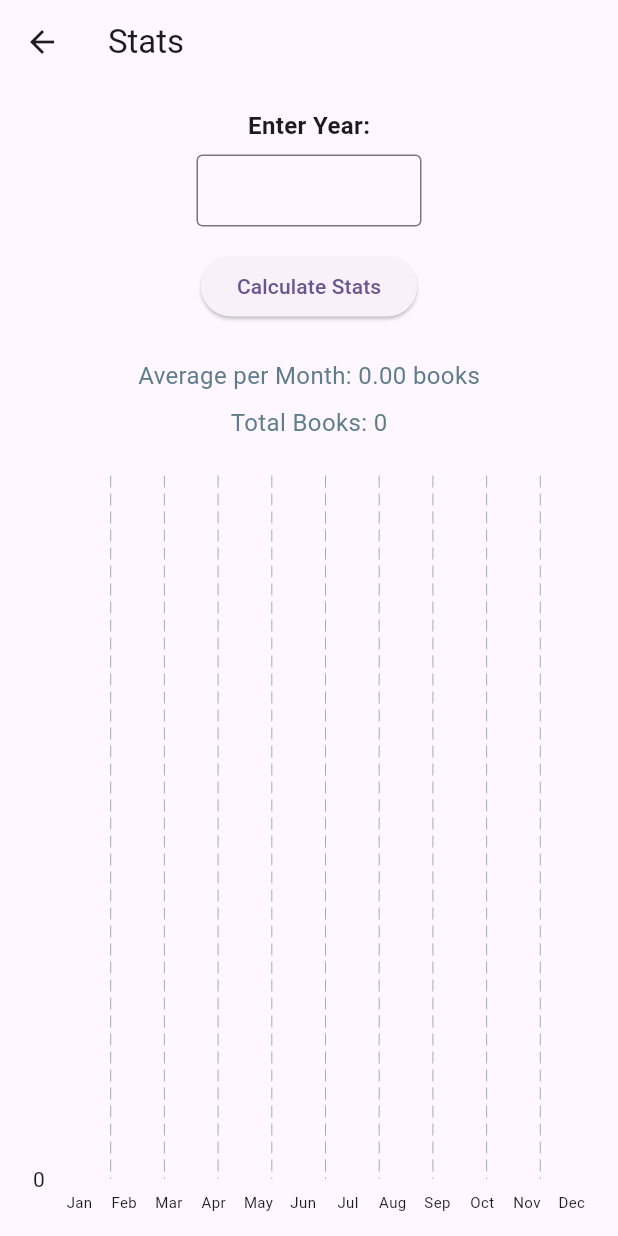
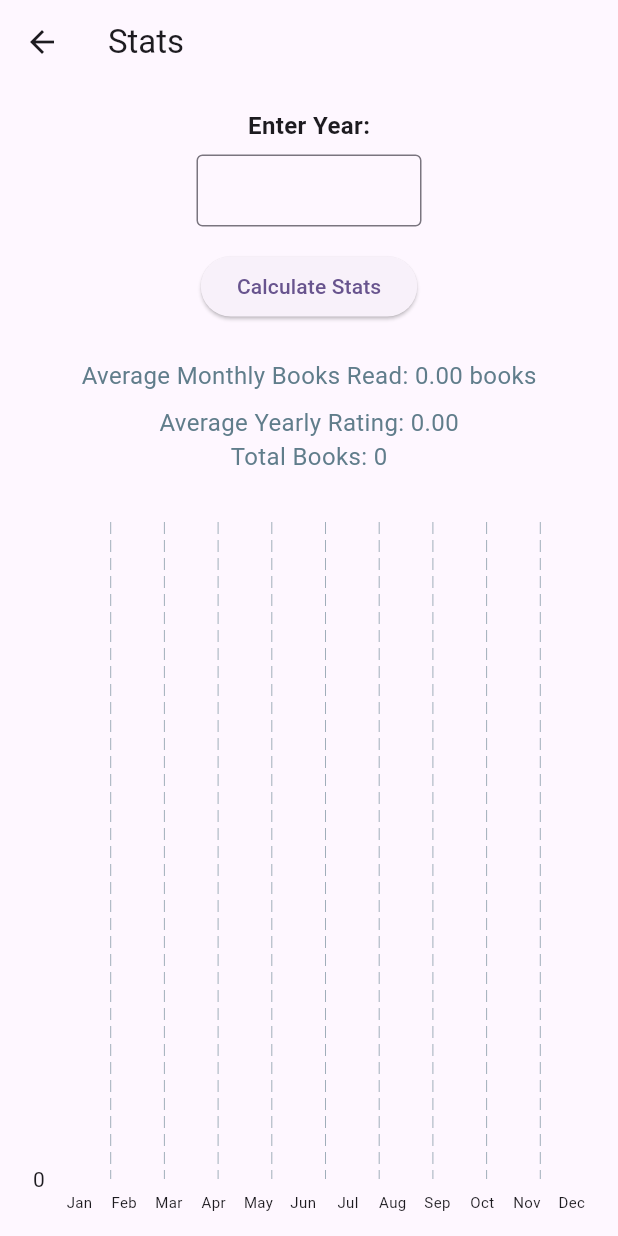
Before and after one commit to Bidouda/projeto, a Flutter app: the StatsPage screen opened directly, after a tap on "Calculate Stats", on a phone screen of 412 x 824 dp. Run offline on Flutter 3.47's test engine with Material 3 defaults, Android fonts, the phone set to English and light mode, and no system bars; drawn by our look-alikes of fl_chart; our stand-ins replace file_picker, permission_handler, sqflite; accounts and stored records are empty.

Commit message:
Add average yearly rating to stats page

```diff
--- a/lib/control.dart
+++ b/lib/control.dart
@@ -489,4 +489,30 @@ class Control {
     // Return the count.
     return Sqflite.firstIntValue(result) ?? 0;
   }
+
+  Future<double> averageNotasByYear(int year) async {
+    final db = await startDatabase();
+
+    // Define the start and end dates for the specified year.
+    String startDate = "$year-01-01";
+    String endDate = "${year + 1}-01-01";
+
+    // Query to get all entries within the specified year based on end date (fim).
+    List<Map<String, dynamic>> entries = await db.rawQuery('''
+    SELECT notas FROM entradas
+    WHERE fim >= ? AND fim < ?
+  ''', [startDate, endDate]);
+
+    // Calculate the total notas and count of entries.
+    int totalNotas = 0;
+    int entryCount = entries.length;
+    for (Map<String, dynamic> entry in entries) {
+      totalNotas += entry['notas'] as int;
+    }
+
+    // Calculate the average notas.
+    double averageNotas = entryCount > 0 ? totalNotas / entryCount : 0.0;
+
+    return averageNotas;
+  }
 }
--- a/lib/stats.dart
+++ b/lib/stats.dart
@@ -1,5 +1,5 @@
 import 'package:flutter/material.dart';
-import 'control.dart';
+import 'control.dart'; // Import your Control class
 import 'package:fl_chart/fl_chart.dart';
 import 'package:intl/intl.dart';
 
@@ -13,6 +13,7 @@ class StatsPage extends StatefulWidget {
 class _StatsPageState extends State<StatsPage> {
   TextEditingController _yearController = TextEditingController();
   Map<int, int> _monthlyCounts = {};
+  double _averageRating = 0.0; // Variable to hold the average rating
 
   @override
   void dispose() {
@@ -31,8 +32,10 @@ class _StatsPageState extends State<StatsPage> {
       counts[month] = count;
     }
 
+    double averageRating = await control.averageNotasByYear(year); // Calculate the average rating
     setState(() {
       _monthlyCounts = counts;
+      _averageRating = averageRating; // Update the average rating state
     });
   }
 
@@ -92,14 +95,20 @@ class _StatsPageState extends State<StatsPage> {
             SizedBox(height: 24),
             if (_monthlyCounts.isNotEmpty) ...[
               Text(
-                'Average per Month: ${average.toStringAsFixed(2)} books',
+                'Average Monthly Books Read: ${average.toStringAsFixed(2)} books',
                 style: TextStyle(fontSize: 16, color: Colors.blueGrey),
               ),
               SizedBox(height: 8),
               Text(
+                'Average Yearly Rating: ${_averageRating.toStringAsFixed(2)}', // Display the average rating
+                style: TextStyle(fontSize: 16, color: Colors.blueGrey),
+              ),
+              Text(
                 'Total Books: $totalBooks',
                 style: TextStyle(fontSize: 16, color: Colors.blueGrey),
               ),
+              SizedBox(height: 8), // Add some spacing
+
             ],
             SizedBox(height: 24),
             Expanded(
```
